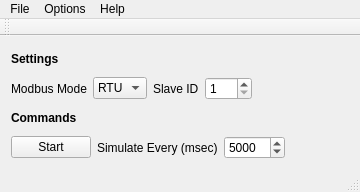
Qt form ui/mainwindow.ui (KunYi/pymodslave) before a commit.
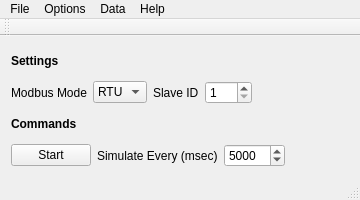
The same form after that commit. Icons and pictures are not drawn.

Commit message: Add modbus data screen with table views. Enable/Disable Simulate.

```diff
--- a/ui/mainwindow.ui
+++ b/ui/mainwindow.ui
@@ -7,9 +7,21 @@
     <x>0</x>
     <y>0</y>
     <width>360</width>
-    <height>192</height>
+    <height>200</height>
    </rect>
   </property>
+  <property name="minimumSize">
+   <size>
+    <width>360</width>
+    <height>200</height>
+   </size>
+  </property>
+  <property name="maximumSize">
+   <size>
+    <width>360</width>
+    <height>200</height>
+   </size>
+  </property>
   <property name="windowTitle">
    <string>Modbus Slave</string>
   </property>
@@ -198,8 +210,15 @@
     </property>
     <addaction name="actionAbout"/>
    </widget>
+   <widget class="QMenu" name="menuData">
+    <property name="title">
+     <string>Data</string>
+    </property>
+    <addaction name="actionIO_Data"/>
+   </widget>
    <addaction name="menuFile"/>
    <addaction name="menuOptions"/>
+   <addaction name="menuData"/>
    <addaction name="menuHelp"/>
   </widget>
   <widget class="QToolBar" name="mainToolBar">
```
Left out of the diff: 49 changed lines with no effect on the pictures. The commit also changes 13 other files.
